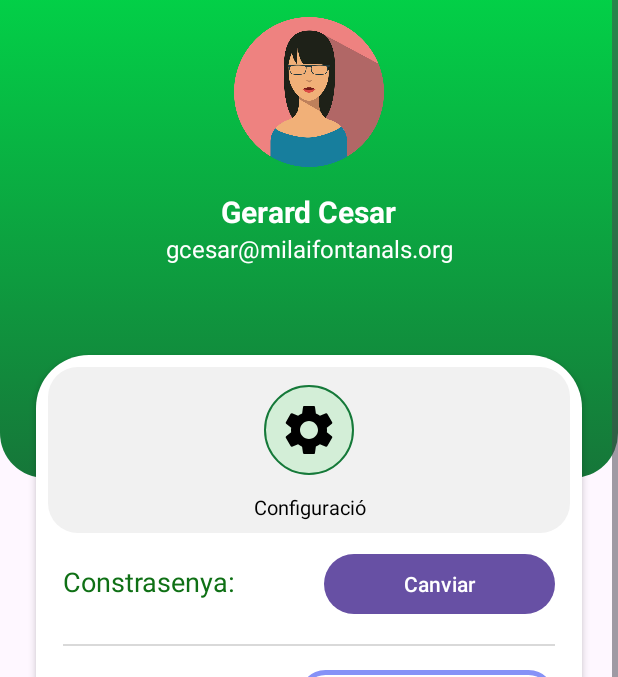
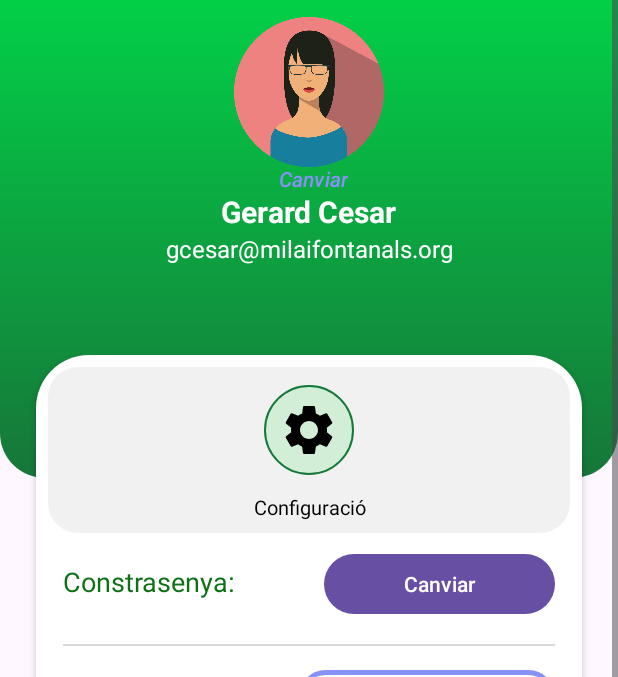
Before and after one commit to Cesar-Gerard/Projecte3, an Android app: the CurrentPlanFragment screen opened directly, with no data from a screen before it, after a tap on "Usuari", on a phone screen of 412 x 824 dp, the part 62-739 px from its top. Run offline under Robolectric (Android 15) with nearby library versions, the phone set to English and light mode, and no system bars; our stand-ins replace Volley; libraries missing offline, so code that uses them is left out: com.github.mikephil.charting; pictures from the network do not load; 10 statements that could not run were skipped; 1 other tap on this screen came first.

Commit message:
ImagePicker, IMC, Diagrama

```diff
--- a/Projecte_3/app/src/main/AndroidManifest.xml
+++ b/Projecte_3/app/src/main/AndroidManifest.xml
@@ -3,6 +3,9 @@
     xmlns:tools="http://schemas.android.com/tools">
 
     <uses-permission android:name="android.permission.INTERNET" />
+    <uses-permission android:name="android.permission.READ_EXTERNAL_STORAGE" />
+    <uses-permission android:name="android.permission.WRITE_EXTERNAL_STORAGE" />
+
     <application
         android:allowBackup="true"
         android:dataExtractionRules="@xml/data_extraction_rules"
--- /dev/null
+++ b/Projecte_3/app/src/main/java/model/CustomRectangleView.java
@@ -0,0 +1,119 @@
+package model;
+
+import android.content.Context;
+import android.graphics.Canvas;
+import android.graphics.Color;
+import android.graphics.Paint;
+import android.util.AttributeSet;
+import android.view.View;
+
+import androidx.annotation.Nullable;
+
+public class CustomRectangleView extends View {
+    // Variables para el IMC y los colores de los fragmentos
+    private float imc;
+    private int[] fragmentColors;
+    private String[] fragmentNames;
+
+
+    public static final int ORANGE = 0xFFFFA500;
+
+    public CustomRectangleView(Context context) {
+        super(context);
+        init();
+    }
+
+    public CustomRectangleView(Context context, @Nullable AttributeSet attrs) {
+        super(context, attrs);
+        init();
+    }
+
+    public CustomRectangleView(Context context, @Nullable AttributeSet attrs, int defStyleAttr) {
+        super(context, attrs, defStyleAttr);
+        init();
+    }
+
+    private void init() {
+        // Inicializar el arreglo de colores de los fragmentos
+        fragmentColors = new int[]{ ORANGE,Color.GREEN,Color.YELLOW,  Color.RED};
+        fragmentNames = new String[]{"Peso\nInsuficiente", "Normopeso", "Sobrepeso", "Obesidad"};
+    }
+
+    @Override
+    protected void onDraw(Canvas canvas) {
+        super.onDraw(canvas);
+
+        // Obtener las dimensiones del rectángulo
+        int width = getWidth();
+        int height = getHeight();
+
+        // Calcular las dimensiones de cada fragmento
+        int fragmentWidth = width / 4;
+
+        // Dibujar los fragmentos con los colores correspondientes
+        for (int i = 0; i < 4; i++) {
+            int fragmentLeft = i * fragmentWidth;
+            int fragmentRight = (i + 1) * fragmentWidth;
+            int color = fragmentColors[i];
+            drawFragment(canvas, fragmentLeft, fragmentRight, color);
+        }
+
+
+        // Dibujar los nombres y valores IMC en cada fragmento
+        for (int i = 0; i < 4; i++) {
+            int fragmentLeft = i * fragmentWidth;
+            int fragmentRight = (i + 1) * fragmentWidth;
+            String name = fragmentNames[i];
+            drawText(canvas, fragmentLeft, fragmentRight, name);
+        }
+
+        // Dibujar la línea o flecha según el IMC
+        drawIMCIndicator(canvas, width);
+    }
+
+    private void drawFragment(Canvas canvas, int left, int right, int color) {
+        Paint paint = new Paint();
+        paint.setColor(color);
+        canvas.drawRect(left, 0, right, getHeight(), paint);
+    }
+
+    private void drawText(Canvas canvas, int left, int right, String text) {
+        Paint paint = new Paint();
+        paint.setColor(Color.BLACK);
+        paint.setTextSize(30f);
+        paint.setTextAlign(Paint.Align.CENTER);
+
+        float x = (left + right) / 2f;
+        float y = 30f; // Ajusta la posición vertical negativa para que el texto esté por encima del rectángulo
+
+        // Verificar si el texto contiene el carácter de salto de línea
+        if (text.contains("\n")) {
+            String[] lines = text.split("\n");
+            float lineHeight = paint.getFontSpacing();
+
+            // Dibujar cada línea de texto por separado
+            for (int i = 0; i < lines.length; i++) {
+                float lineY = y + (i * lineHeight);
+                canvas.drawText(lines[i], x, lineY, paint);
+            }
+        } else {
+            // Si no hay carácter de salto de línea, dibujar el texto normalmente
+            canvas.drawText(text, x, y, paint);
+        }
+    }
+
+    private void drawIMCIndicator(Canvas canvas, int width) {
+        Paint paint = new Paint();
+        paint.setColor(Color.BLACK);
+        paint.setStrokeWidth(4f);
+        paint.setStyle(Paint.Style.FILL_AND_STROKE);
+
+        float indicatorX = width * (imc / 50f); // Ajustar el valor del IMC según tus necesidades
+        canvas.drawLine(indicatorX, 0, indicatorX, getHeight(), paint);
+    }
+
+    public void setIMC(float imc) {
+        this.imc = imc;
+        invalidate(); // Volver a dibujar la vista
+    }
+}
--- /dev/null
+++ b/Projecte_3/app/src/main/res/drawable/baseline_edit_24.xml
@@ -0,0 +1,5 @@
+<vector android:height="24dp" android:tint="#000000"
+    android:viewportHeight="24" android:viewportWidth="24"
+    android:width="24dp" xmlns:android="http://schemas.android.com/apk/res/android">
+    <path android:fillColor="@android:color/white" android:pathData="M3,17.25V21h3.75L17.81,9.94l-3.75,-3.75L3,17.25zM20.71,7.04c0.39,-0.39 0.39,-1.02 0,-1.41l-2.34,-2.34c-0.39,-0.39 -1.02,-0.39 -1.41,0l-1.83,1.83 3.75,3.75 1.83,-1.83z"/>
+</vector>
--- a/Projecte_3/app/src/main/res/layout/fragment_user_profile.xml
+++ b/Projecte_3/app/src/main/res/layout/fragment_user_profile.xml
@@ -59,7 +59,24 @@
                     app:layout_constraintEnd_toEndOf="@+id/view"
                     app:layout_constraintStart_toStartOf="@+id/view"
                     app:layout_constraintTop_toTopOf="@+id/view"
-                    app:layout_constraintVertical_bias="0.06999999" />
+                    app:layout_constraintVertical_bias="0.06999999"
+                    android:clickable="true"
+                    />
+
+                <Button
+                    android:id="@+id/btnChangeImage"
+                    android:layout_width="wrap_content"
+                    android:layout_height="wrap_content"
+                    android:background="@color/trans"
+                    android:text="Canviar"
+                    android:textColor="@color/lavender"
+                    app:layout_constraintBottom_toTopOf="@+id/textNom"
+                    app:layout_constraintEnd_toEndOf="@+id/imageView3"
+                    app:layout_constraintTop_toBottomOf="@+id/imageView3"
+                    android:textStyle="italic"/>
+
+
+
 
                 <TextView
                     android:id="@+id/textNom"
@@ -204,6 +221,7 @@
                             android:layout_weight="1"
                             android:textColor="@color/black"
                             android:padding="5dp"
+                            android:enabled="false"
                             android:textAlignment="center"
                             android:background="@drawable/custom_edittext"
                              />
@@ -240,6 +258,7 @@
                         <EditText
                             android:id="@+id/edt_phone"
                             android:layout_width="80dp"
+                            android:enabled="false"
                             android:layout_height="wrap_content"
                             android:layout_weight="1"
                             android:textColor="@color/black"
@@ -280,6 +299,7 @@
                         <EditText
                             android:id="@+id/edt_street"
                             android:layout_width="80dp"
+                            android:enabled="false"
                             android:layout_height="wrap_content"
                             android:layout_weight="1"
                             android:textColor="@color/black"
@@ -322,6 +342,7 @@
                             android:textColor="@color/black"
                             android:layout_height="wrap_content"
                             android:layout_weight="1"
+                            android:enabled="false"
                             android:padding="5dp"
                             android:textAlignment="center"
                             android:background="@drawable/custom_edittext" />
--- a/Projecte_3/app/src/main/res/navigation/navigation_view.xml
+++ b/Projecte_3/app/src/main/res/navigation/navigation_view.xml
@@ -19,4 +19,9 @@
         android:name="com.example.dietaapp.DietasFragment"
         android:label="fragment_dietas"
         tools:layout="@layout/fragment_dietas" /><action android:id="@+id/action_global_dietasFragment" app:destination="@id/dietasFragment"/>
+    <fragment
+        android:id="@+id/detall_dietaFragment"
+        android:name="com.example.dietaapp.detall_dietaFragment"
+        android:label="fragment_detall_dieta"
+        tools:layout="@layout/fragment_detall_dieta" /><action android:id="@+id/action_global_detall_dietaFragment" app:destination="@id/detall_dietaFragment"/>
 </navigation>
--- a/Projecte_3/app/src/main/res/values/colors.xml
+++ b/Projecte_3/app/src/main/res/values/colors.xml
@@ -7,4 +7,5 @@
     <color name="white">#FFFFFFFF</color>
     <color name="purple">#8692f7</color>
     <color name="lavender">#8692f7</color>
+    <color name="green_weak">#67d6af</color>
 </resources>
```
Also changed, not shown: Projecte_3/app/src/main/java/adapter_dietes/MyAdapter.java (+11 -0 lines), Projecte_3/app/src/main/java/com/example/dietaapp/CurrentPlanFragment.java (+17 -0 lines), Projecte_3/app/src/main/java/com/example/dietaapp/detall_dietaFragment.java (added, +64 -0 lines), Projecte_3/app/src/main/java/com/example/dietaapp/user_profile.java (+110 -0 lines), Projecte_3/app/src/main/java/model/User_Retro.java (+22 -0 lines), Projecte_3/app/src/main/res/layout/contingut_llista_dieta.xml (+11 -0 lines), Projecte_3/app/src/main/res/layout/dialog_change_password.xml (added, +39 -0 lines), Projecte_3/app/src/main/res/layout/fragment_current_plan.xml (+24 -1 lines), Projecte_3/app/src/main/res/layout/fragment_detall_dieta.xml (added, +20 -0 lines), Projecte_3/app/src/main/res/layout/fragment_dietas.xml (+43 -3 lines).
